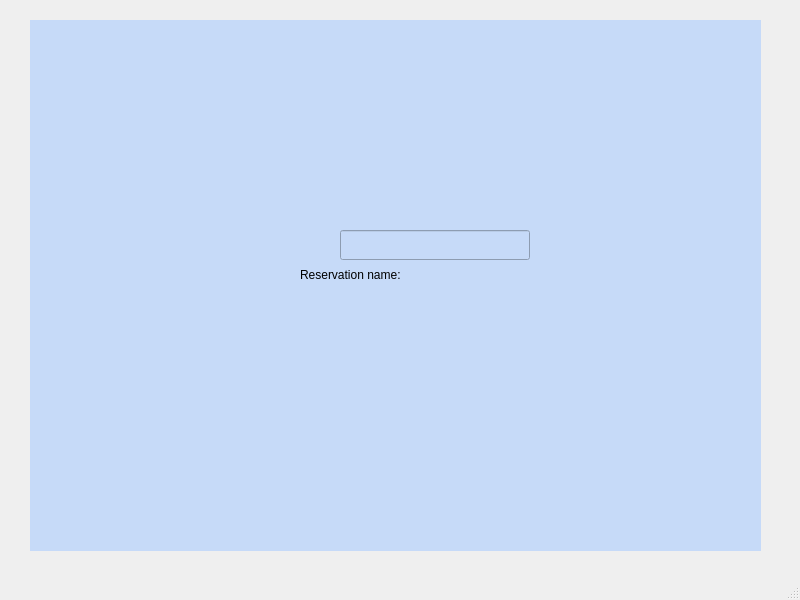
Above: mainwindow.ui from ZacharyHimes/TheLiam before the change. Below: the same form after it.
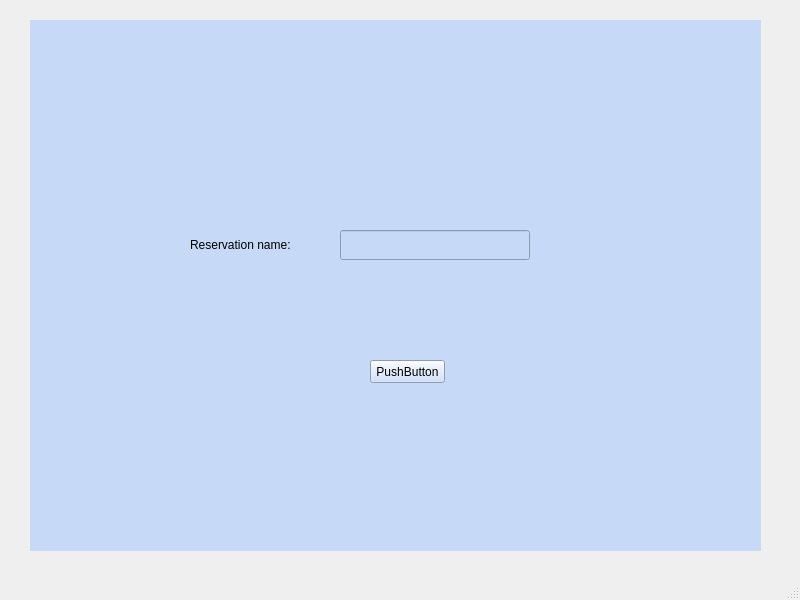
That is the form after the change. The open tabs and pages were chosen to show the change.

```diff
--- a/mainwindow.ui
+++ b/mainwindow.ui
@@ -744,8 +744,8 @@
      <widget class="QLabel" name="label_10">
       <property name="geometry">
        <rect>
-        <x>270</x>
-        <y>240</y>
+        <x>160</x>
+        <y>210</y>
         <width>121</width>
         <height>30</height>
        </rect>
@@ -754,6 +754,19 @@
        <string>Reservation name:</string>
       </property>
      </widget>
+     <widget class="QPushButton" name="pushButton">
+      <property name="geometry">
+       <rect>
+        <x>340</x>
+        <y>340</y>
+        <width>75</width>
+        <height>23</height>
+       </rect>
+      </property>
+      <property name="text">
+       <string>PushButton</string>
+      </property>
+     </widget>
     </widget>
     <widget class="QWidget" name="BedSelection">
      <widget class="QLabel" name="label_5">
```
Left out of the diff: 8 changed lines with no effect on the pictures.
